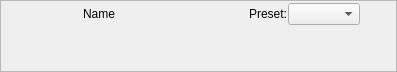
Qt form resources/ui/carla_plugin_zynfx.ui (falkTX/Carla) before a commit.
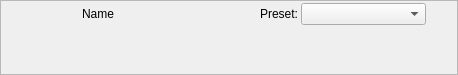
The same form after that commit. Icons and pictures are not drawn. Custom widgets are drawn as their Qt base class.

Patch:
```diff
--- a/resources/ui/carla_plugin_zynfx.ui
+++ b/resources/ui/carla_plugin_zynfx.ui
@@ -6,8 +6,8 @@
    <rect>
     <x>0</x>
     <y>0</y>
-    <width>397</width>
-    <height>72</height>
+    <width>458</width>
+    <height>75</height>
    </rect>
   </property>
   <property name="windowTitle">
@@ -42,22 +42,89 @@
     <widget class="DigitalPeakMeter" name="peak_in" native="true">
      <property name="minimumSize">
       <size>
-       <width>30</width>
+       <width>25</width>
        <height>0</height>
       </size>
      </property>
      <property name="maximumSize">
       <size>
-       <width>30</width>
+       <width>25</width>
        <height>16777215</height>
       </size>
      </property>
     </widget>
    </item>
-   <item row="0" column="1">
+   <item row="0" column="4" rowspan="2">
+    <widget class="DigitalPeakMeter" name="peak_out" native="true">
+     <property name="minimumSize">
+      <size>
+       <width>25</width>
+       <height>0</height>
+      </size>
+     </property>
+     <property name="maximumSize">
+      <size>
+       <width>25</width>
+       <height>16777215</height>
+      </size>
+     </property>
+    </widget>
+   </item>
+   <item row="1" column="2">
+    <widget class="QWidget" name="container" native="true">
+     <layout class="QHBoxLayout" name="horizontalLayout">
+      <item>
+       <spacer name="horizontalSpacer">
+        <property name="orientation">
+         <enum>Qt::Horizontal</enum>
+        </property>
+        <property name="sizeHint" stdset="0">
+         <size>
+          <width>306</width>
+          <height>20</height>
+         </size>
+        </property>
+       </spacer>
+      </item>
+     </layout>
+    </widget>
+   </item>
+   <item row="1" column="3">
+    <spacer name="horizontalSpacer_4">
+     <property name="orientation">
+      <enum>Qt::Horizontal</enum>
+     </property>
+     <property name="sizeType">
+      <enum>QSizePolicy::Fixed</enum>
+     </property>
+     <property name="sizeHint" stdset="0">
+      <size>
+       <width>5</width>
+       <height>5</height>
+      </size>
+     </property>
+    </spacer>
+   </item>
+   <item row="1" column="1">
+    <spacer name="horizontalSpacer_3">
+     <property name="orientation">
+      <enum>Qt::Horizontal</enum>
+     </property>
+     <property name="sizeType">
+      <enum>QSizePolicy::Fixed</enum>
+     </property>
+     <property name="sizeHint" stdset="0">
+      <size>
+       <width>5</width>
+       <height>5</height>
+      </size>
+     </property>
+    </spacer>
+   </item>
+   <item row="0" column="1" colspan="3">
     <layout class="QHBoxLayout" name="horizontalLayout_2">
      <property name="spacing">
-      <number>1</number>
+      <number>3</number>
      </property>
      <property name="margin">
       <number>0</number>
@@ -169,49 +236,17 @@
       </widget>
      </item>
      <item>
-      <widget class="QComboBox" name="cb_presets"/>
+      <widget class="QComboBox" name="cb_presets">
+       <property name="minimumSize">
+        <size>
+         <width>125</width>
+         <height>0</height>
+        </size>
+       </property>
+      </widget>
      </item>
     </layout>
    </item>
-   <item row="0" column="2" rowspan="2">
-    <widget class="DigitalPeakMeter" name="peak_out" native="true">
-     <property name="minimumSize">
-      <size>
-       <width>30</width>
-       <height>0</height>
-      </size>
-     </property>
-     <property name="maximumSize">
-      <size>
-       <width>30</width>
-       <height>16777215</height>
-      </size>
-     </property>
-     <zorder>peak_in</zorder>
-    </widget>
-   </item>
-   <item row="1" column="1">
-    <widget class="QWidget" name="container" native="true">
-     <layout class="QHBoxLayout" name="horizontalLayout">
-      <property name="spacing">
-       <number>5</number>
-      </property>
-      <item>
-       <spacer name="horizontalSpacer">
-        <property name="orientation">
-         <enum>Qt::Horizontal</enum>
-        </property>
-        <property name="sizeHint" stdset="0">
-         <size>
-          <width>306</width>
-          <height>20</height>
-         </size>
-        </property>
-       </spacer>
-      </item>
-     </layout>
-    </widget>
-   </item>
   </layout>
  </widget>
  <customwidgets>
```
Left out of the diff: 3 changed lines with no effect on the pictures.
